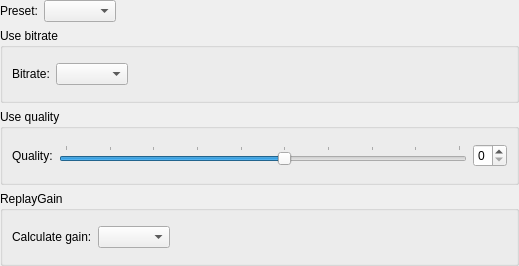
flacon/flacon, file formats/out_mp3_config.ui: the form before one commit.
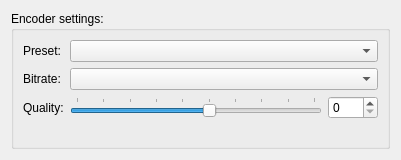
The form after the commit.

Commit message: Redesign MP3 encoder settings

What changed in the file:
```diff
--- a/formats/out_mp3_config.ui
+++ b/formats/out_mp3_config.ui
@@ -6,42 +6,37 @@
    <rect>
     <x>0</x>
     <y>0</y>
-    <width>519</width>
-    <height>266</height>
+    <width>401</width>
+    <height>160</height>
    </rect>
   </property>
   <property name="windowTitle">
    <string>MP3 encoding configuration</string>
   </property>
   <layout class="QVBoxLayout" name="verticalLayout">
-   <property name="leftMargin">
-    <number>0</number>
-   </property>
-   <property name="topMargin">
-    <number>0</number>
-   </property>
-   <property name="rightMargin">
-    <number>0</number>
-   </property>
-   <property name="bottomMargin">
-    <number>0</number>
-   </property>
    <item>
-    <layout class="QHBoxLayout" name="horizontalLayout_3">
-     <item>
-      <widget class="QLabel" name="mp3PresetLabel">
-       <property name="text">
-        <string>Preset:</string>
-       </property>
-       <property name="buddy">
-        <cstring>mp3PresetCbx</cstring>
-       </property>
-      </widget>
-     </item>
-     <item>
-      <widget class="QComboBox" name="mp3PresetCbx">
-       <property name="toolTip">
-        <string extracomment="ererere">&lt;dt&gt;VBR medium&lt;/dt&gt;
+    <widget class="QGroupBox" name="groupBox">
+     <property name="title">
+      <string extracomment="Preferences dialog: group caption">Encoder settings:</string>
+     </property>
+     <property name="flat">
+      <bool>true</bool>
+     </property>
+     <layout class="QFormLayout" name="formLayout">
+      <item row="0" column="0">
+       <widget class="QLabel" name="mp3PresetLabel">
+        <property name="text">
+         <string>Preset:</string>
+        </property>
+        <property name="buddy">
+         <cstring>mp3PresetCbx</cstring>
+        </property>
+       </widget>
+      </item>
+      <item row="0" column="1">
+       <widget class="QComboBox" name="mp3PresetCbx">
+        <property name="toolTip">
+         <string extracomment="ererere">&lt;dt&gt;VBR medium&lt;/dt&gt;
 &lt;dd&gt;By using a medium Variable BitRate, this preset should provide near transparency to most people and most music.&lt;/dd&gt;
 
 &lt;dt&gt;VBR standard, VBR standard fast&lt;/dt&gt;
@@ -65,31 +60,10 @@
 &lt;dt&gt;ABR kbps&lt;/dt&gt;
 &lt;dd&gt;Using this Average BitRate preset will usually give you higher quality than the Constant BitRate option for a specified bitrate.&lt;/dd&gt;
 </string>
-       </property>
-      </widget>
-     </item>
-     <item>
-      <spacer name="horizontalSpacer">
-       <property name="orientation">
-        <enum>Qt::Horizontal</enum>
-       </property>
-       <property name="sizeHint" stdset="0">
-        <size>
-         <width>40</width>
-         <height>20</height>
-        </size>
-       </property>
-      </spacer>
-     </item>
-    </layout>
-   </item>
-   <item>
-    <widget class="QGroupBox" name="mp3BitrateBox">
-     <property name="title">
-      <string>Use bitrate</string>
-     </property>
-     <layout class="QGridLayout" name="formLayout_4">
-      <item row="0" column="0">
+        </property>
+       </widget>
+      </item>
+      <item row="1" column="0">
        <widget class="QLabel" name="mp3BitrateLabel">
         <property name="text">
          <string>Bitrate:</string>
@@ -99,36 +73,14 @@
         </property>
        </widget>
       </item>
-      <item row="0" column="1">
+      <item row="1" column="1">
        <widget class="QComboBox" name="mp3BitrateCbx">
         <property name="toolTip">
          <string>Sets target bitrate (in kb/s).</string>
         </property>
        </widget>
       </item>
-      <item row="0" column="2">
-       <spacer name="horizontalSpacer_8">
-        <property name="orientation">
-         <enum>Qt::Horizontal</enum>
-        </property>
-        <property name="sizeHint" stdset="0">
-         <size>
-          <width>40</width>
-          <height>20</height>
-         </size>
-        </property>
-       </spacer>
-      </item>
-     </layout>
-    </widget>
-   </item>
-   <item>
-    <widget class="QGroupBox" name="mp3QualityBox">
-     <property name="title">
-      <string>Use quality</string>
-     </property>
-     <layout class="QGridLayout" name="formLayout_5">
-      <item row="0" column="0">
+      <item row="2" column="0">
        <widget class="QLabel" name="mp3QualityLabel">
         <property name="text">
          <string>Quality:</string>
@@ -138,7 +90,7 @@
         </property>
        </widget>
       </item>
-      <item row="0" column="1">
+      <item row="2" column="1">
        <layout class="QHBoxLayout" name="horizontalLayout_28">
         <item>
          <widget class="QSlider" name="mp3QualitySlider">
@@ -148,6 +100,12 @@
             <verstretch>0</verstretch>
            </sizepolicy>
           </property>
+          <property name="minimumSize">
+           <size>
+            <width>200</width>
+            <height>0</height>
+           </size>
+          </property>
           <property name="minimum">
            <number>0</number>
           </property>
@@ -176,49 +134,16 @@
         </item>
         <item>
          <widget class="QSpinBox" name="mp3QualitySpin">
-          <property name="maximum">
-           <number>9</number>
-          </property>
-         </widget>
-        </item>
-       </layout>
-      </item>
-     </layout>
-    </widget>
-   </item>
-   <item>
-    <widget class="QGroupBox" name="oggGainGroup_2">
-     <property name="title">
-      <string>ReplayGain</string>
-     </property>
-     <layout class="QVBoxLayout" name="verticalLayout_4">
-      <item>
-       <layout class="QGridLayout" name="formLayout_8">
-        <item row="0" column="0">
-         <widget class="QLabel" name="mp3GainLabel">
-          <property name="text">
-           <string>Calculate gain:</string>
-          </property>
-          <property name="buddy">
-           <cstring>mp3GainCbx</cstring>
-          </property>
-         </widget>
-        </item>
-        <item row="0" column="1">
-         <widget class="QComboBox" name="mp3GainCbx"/>
-        </item>
-        <item row="0" column="2">
-         <spacer name="horizontalSpacer_7">
-          <property name="orientation">
-           <enum>Qt::Horizontal</enum>
-          </property>
-          <property name="sizeHint" stdset="0">
+          <property name="minimumSize">
            <size>
-            <width>40</width>
-            <height>20</height>
+            <width>50</width>
+            <height>0</height>
            </size>
           </property>
-         </spacer>
+          <property name="maximum">
+           <number>9</number>
+          </property>
+         </widget>
         </item>
        </layout>
       </item>
```
Left out of the diff: 2 changed lines with no effect on the pictures. The commit also changes 1 other file.
